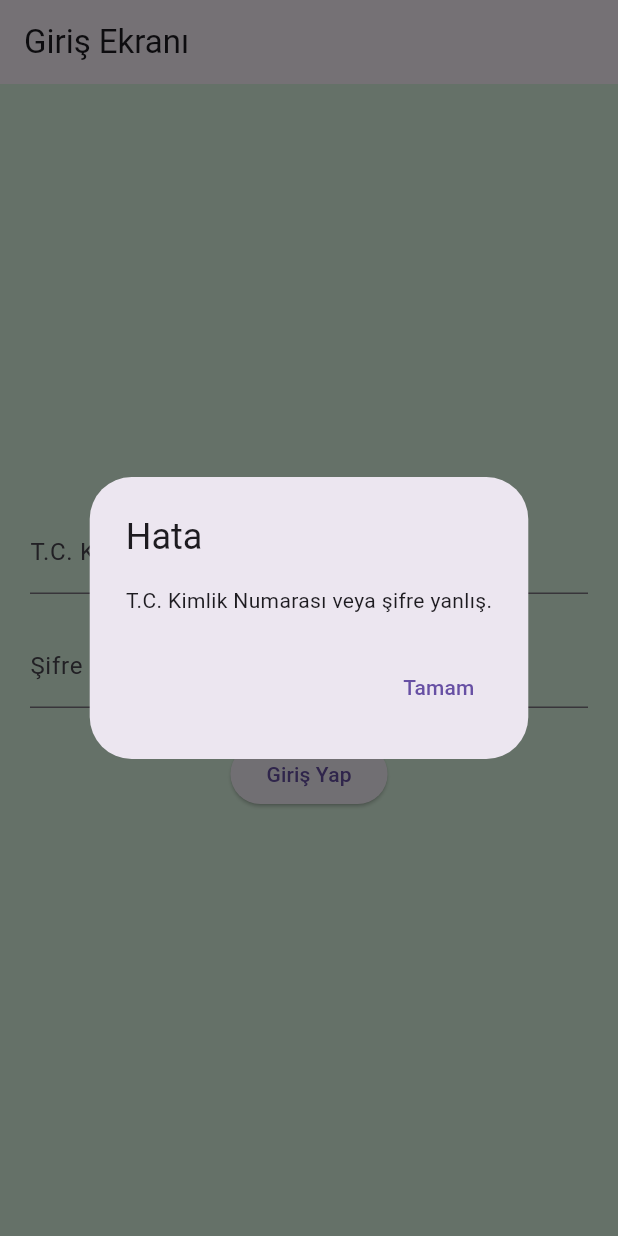
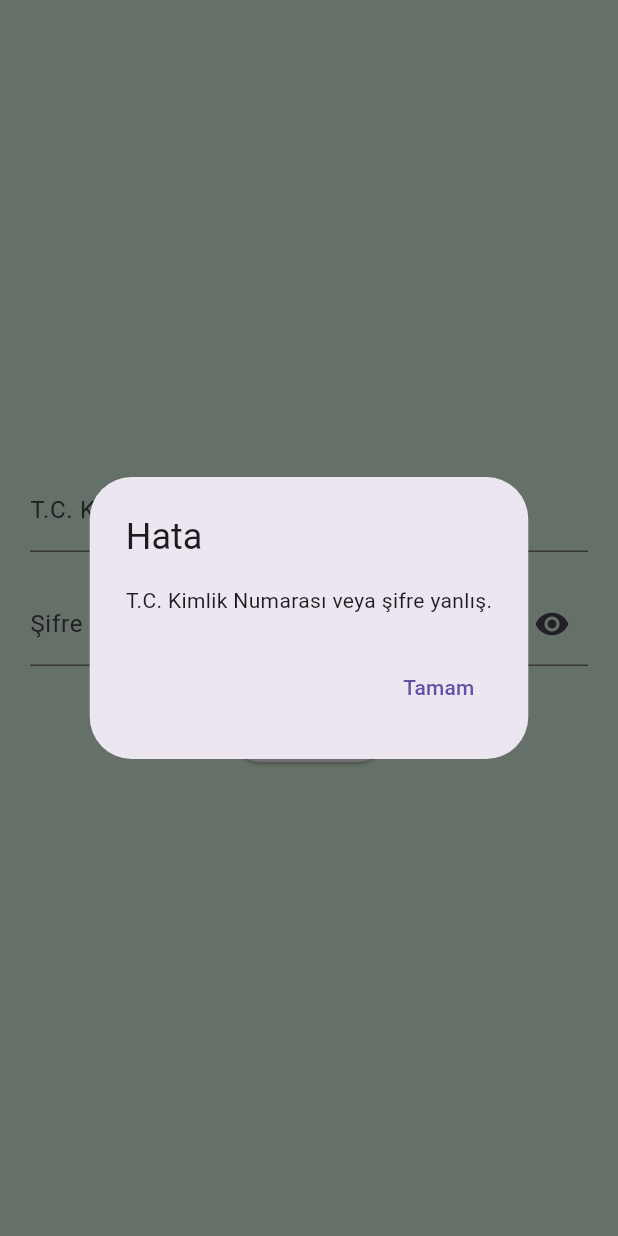
Before and after one commit to 1lyasm/torun, a Flutter app: the screen it shows after launch, after a tap on "Giriş Yap", on a phone screen of 412 x 824 dp. Run offline on Flutter 3.47's test engine with Material 3 defaults, Android fonts, the phone set to English and light mode, and no system bars.

Commit message:
Password obscure changer button added

```diff
--- a/torun/lib/main.dart
+++ b/torun/lib/main.dart
@@ -1,4 +1,4 @@
-// ignore_for_file: camel_case_types, unnecessary_breaks, library_private_types_in_public_api, use_build_context_synchronously
+// ignore_for_file: camel_case_types, unnecessary_breaks, library_private_types_in_public_api, use_build_context_synchronously, dead_code
 
 import 'package:flutter/material.dart';
 
@@ -6,60 +6,35 @@ String username = '';
 String password = '';
 void main() {
   runApp(
-    MaterialApp(
+     const MaterialApp(
       home: loginPage(),
       debugShowCheckedModeBanner: false,
     ),
   );
 }
 
-class MainApp extends StatelessWidget {
-  const MainApp({super.key});
+class loginPage extends StatefulWidget {
+  const loginPage({super.key});
 
-  @override
-  Widget build(BuildContext context) {
-    return MaterialApp(
-      home: Scaffold(
-        body: Center(
-          child: SizedBox(
-            width: 400.0,
-            height: 400.0,
-            child: ElevatedButton(
-              onPressed: () {
-                Navigator.push(
-                  context,
-                  MaterialPageRoute(builder: (context) => loginPage()),
-                );
-              },
-              style: const ButtonStyle(
-                backgroundColor:
-                    MaterialStatePropertyAll<Color>(Color(0xFFDDF7E3)),
-              ),
-              child: const Text(
-                'giris',
-                style: TextStyle(fontSize: 50.0, color: Color(0xFFDF2E38)),
-              ),
-            ),
-          ),
-        ),
-      ),
-    );
-  }
-}
-
-class loginPage extends StatefulWidget {
   @override
   loginPageState createState() => loginPageState();
 }
 
 class loginPageState extends State {
+   bool passwordVisible=false;
+
+   @override
+    void initState(){
+      super.initState();
+      passwordVisible=true;
+    }
   // Fonksiyon: Kullanıcıyı giriş yapmaya yönlendirir
   void _login() {
     if (username == '25297638553' && password == 'queue38') {
       // Kullanıcı adı ve şifre doğruysa, müşteri ekranına yönlendir
       Navigator.push(
         context,
-        MaterialPageRoute(builder: (page) => Placeholder()),
+        MaterialPageRoute(builder: (page) => const Placeholder()),
       );
     } else {
       // Kullanıcı adı veya şifre yanlışsa hata göster
@@ -67,11 +42,11 @@ class loginPageState extends State {
         context: context,
         builder: (BuildContext context) {
           return AlertDialog(
-            title: Text('Hata'),
-            content: Text('T.C. Kimlik Numarası veya şifre yanlış.'),
+            title: const Text('Hata'),
+            content: const Text('T.C. Kimlik Numarası veya şifre yanlış.'),
             actions: <Widget>[
               TextButton(
-                child: Text('Tamam'),
+                child: const Text('Tamam'),
                 onPressed: () {
                   Navigator.of(context).pop();
                 },
@@ -86,12 +61,9 @@ class loginPageState extends State {
   @override
   Widget build(BuildContext context) {
     return Scaffold(
-      backgroundColor: Color(0xFFDDF7E3),
-      appBar: AppBar(
-        title: Text('Giriş Ekranı'),
-      ),
+      backgroundColor: const Color(0xFFDDF7E3),
       body: Padding(
-        padding: EdgeInsets.all(20.0),
+        padding: const EdgeInsets.all(20.0),
         child: Column(
           mainAxisAlignment: MainAxisAlignment.center,
           children: <Widget>[
@@ -101,26 +73,39 @@ class loginPageState extends State {
                   username = value;
                 });
               },
-              decoration: InputDecoration(
+              decoration: const InputDecoration(
                 labelText: 'T.C. Kimlik No.',
               ),
             ),
-            SizedBox(height: 20.0),
+            const SizedBox(height: 20.0),
             TextField(
               onChanged: (value) {
                 setState(() {
                   password = value;
                 });
               },
-              obscureText: true,
-              decoration: InputDecoration(
+              obscuringCharacter: '●',
+              obscureText: passwordVisible,
+              decoration:  InputDecoration(
                 labelText: 'Şifre',
+                 suffixIcon: IconButton(
+                      icon: Icon(passwordVisible
+                          ? Icons.visibility
+                          : Icons.visibility_off),
+                      onPressed: () {
+                        setState(
+                          () {
+                            passwordVisible = !passwordVisible;
+                          },
+                        );
+                      },
+                    ),
               ),
             ),
-            SizedBox(height: 20.0),
+            const SizedBox(height: 20.0),
             ElevatedButton(
               onPressed: _login,
-              child: Text('Giriş Yap'),
+              child: const Text('Giriş Yap'),
             ),
           ],
         ),
```
